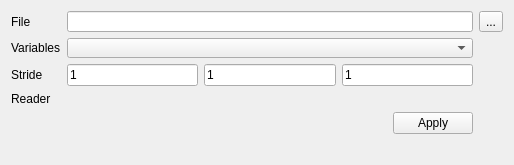
Above: vistrails/gui/uvcdat/pvtabwidget.ui from CDAT/VisTrails before the change. Below: the same form after it.
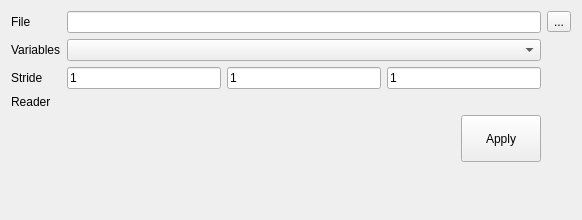
That is the form after the change. Icons and pictures are not drawn.

Commit message: Fixed button getting clipped issue

The edit to the form file:
```diff
--- a/vistrails/gui/uvcdat/pvtabwidget.ui
+++ b/vistrails/gui/uvcdat/pvtabwidget.ui
@@ -6,8 +6,8 @@
    <rect>
     <x>0</x>
     <y>0</y>
-    <width>514</width>
-    <height>165</height>
+    <width>582</width>
+    <height>220</height>
    </rect>
   </property>
   <property name="windowTitle">
@@ -126,7 +126,7 @@
    <item row="4" column="2">
     <widget class="QPushButton" name="applyButton">
      <property name="sizePolicy">
-      <sizepolicy hsizetype="Fixed" vsizetype="Fixed">
+      <sizepolicy hsizetype="Fixed" vsizetype="Expanding">
        <horstretch>0</horstretch>
        <verstretch>0</verstretch>
       </sizepolicy>
```
Left out of the diff: 218 changed lines with no effect on the pictures. The commit also changes 1 other file.
